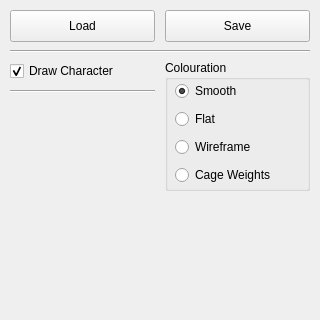
The window that GUI/characterPanel.ui (cordafab/Cagelab) describes before a commit, drawn with Qt 5.
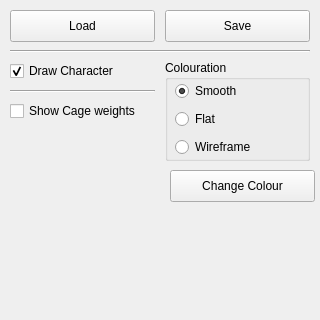
The same window after the commit.

Commit message: Added character colour, cage sphere size and edited cage weights rendering

```diff
--- a/GUI/characterPanel.ui
+++ b/GUI/characterPanel.ui
@@ -51,7 +51,7 @@
       <x>165</x>
       <y>60</y>
       <width>145</width>
-      <height>131</height>
+      <height>101</height>
      </rect>
     </property>
     <property name="title">
@@ -63,7 +63,7 @@
        <x>10</x>
        <y>19</y>
        <width>134</width>
-       <height>111</height>
+       <height>81</height>
       </rect>
      </property>
      <layout class="QVBoxLayout" name="verticalLayout">
@@ -91,13 +91,6 @@
         </property>
        </widget>
       </item>
-      <item>
-       <widget class="QRadioButton" name="cageColourRB">
-        <property name="text">
-         <string>Cage Weights</string>
-        </property>
-       </widget>
-      </item>
      </layout>
     </widget>
    </widget>
@@ -156,6 +149,32 @@
      <enum>Qt::Horizontal</enum>
     </property>
    </widget>
+   <widget class="QCheckBox" name="renderCageWeightsCB">
+    <property name="geometry">
+     <rect>
+      <x>10</x>
+      <y>100</y>
+      <width>141</width>
+      <height>22</height>
+     </rect>
+    </property>
+    <property name="text">
+     <string>Show Cage weights</string>
+    </property>
+   </widget>
+   <widget class="QPushButton" name="changeColour">
+    <property name="geometry">
+     <rect>
+      <x>170</x>
+      <y>170</y>
+      <width>145</width>
+      <height>32</height>
+     </rect>
+    </property>
+    <property name="text">
+     <string>Change Colour</string>
+    </property>
+   </widget>
   </widget>
  </widget>
  <resources/>
```
The commit also changes 9 other files.
